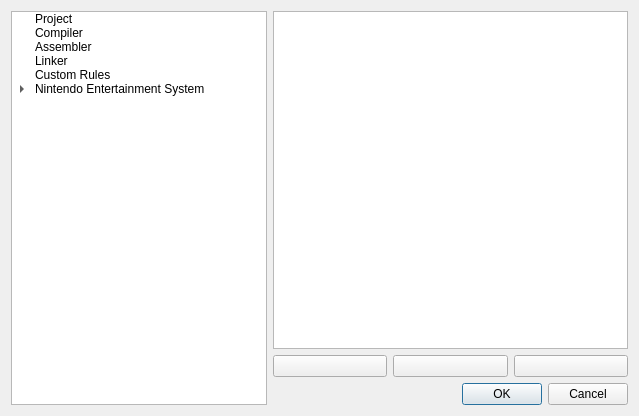
This is apps/ide/designers/projectpropertiesdialog.ui in christopherpow/nesicide as Qt 5 draws it before an edit. The edited form follows.
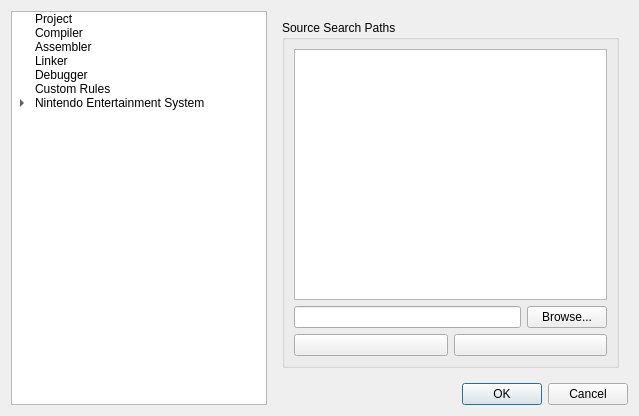
This is the edited form. Icons and pictures are not drawn.

Commit message: Attempting to make source surfing easier by adding default source search paths based on the location of the should-be-known-good installation of CC65. Providing project properties page for 'debugger' settings which allows adding project-specific source search paths.

Patch:
```diff
--- a/apps/ide/designers/projectpropertiesdialog.ui
+++ b/apps/ide/designers/projectpropertiesdialog.ui
@@ -62,6 +62,11 @@
        <string>Linker</string>
       </property>
      </item>
+     <item>
+      <property name="text">
+       <string>Debugger</string>
+      </property>
+     </item>
      <item>
       <property name="text">
        <string>Custom Rules</string>
@@ -100,7 +105,7 @@
       <enum>QFrame::NoFrame</enum>
      </property>
      <property name="currentIndex">
-      <number>7</number>
+      <number>4</number>
      </property>
      <widget class="QWidget" name="project">
       <layout class="QGridLayout" name="gridLayout_8">
@@ -471,6 +476,70 @@
        </item>
       </layout>
      </widget>
+     <widget class="QWidget" name="debugger">
+      <layout class="QGridLayout" name="gridLayout_9">
+       <item row="0" column="0">
+        <widget class="QGroupBox" name="groupBox_16">
+         <property name="title">
+          <string>Source Search Paths</string>
+         </property>
+         <layout class="QGridLayout" name="gridLayout_22">
+          <item row="1" column="0">
+           <layout class="QHBoxLayout" name="horizontalLayout_10">
+            <item>
+             <widget class="QLineEdit" name="sourceSearchPath">
+              <property name="readOnly">
+               <bool>true</bool>
+              </property>
+             </widget>
+            </item>
+            <item>
+             <widget class="QPushButton" name="sourceSearchPathBrowse">
+              <property name="text">
+               <string>Browse...</string>
+              </property>
+              <property name="icon">
+               <iconset resource="../../../common/resource.qrc">
+                <normaloff>:/resources/document-open.png</normaloff>:/resources/document-open.png</iconset>
+              </property>
+             </widget>
+            </item>
+           </layout>
+          </item>
+          <item row="2" column="0">
+           <layout class="QHBoxLayout" name="horizontalLayout_11">
+            <item>
+             <widget class="QPushButton" name="addSearchPath">
+              <property name="text">
+               <string/>
+              </property>
+              <property name="icon">
+               <iconset resource="../../../common/resource.qrc">
+                <normaloff>:/resources/22_item_add.png</normaloff>:/resources/22_item_add.png</iconset>
+              </property>
+             </widget>
+            </item>
+            <item>
+             <widget class="QPushButton" name="removeSearchPath">
+              <property name="text">
+               <string/>
+              </property>
+              <property name="icon">
+               <iconset resource="../../../common/resource.qrc">
+                <normaloff>:/resources/22_item_remove.png</normaloff>:/resources/22_item_remove.png</iconset>
+              </property>
+             </widget>
+            </item>
+           </layout>
+          </item>
+          <item row="0" column="0">
+           <widget class="QListView" name="sourceSearchList"/>
+          </item>
+         </layout>
+        </widget>
+       </item>
+      </layout>
+     </widget>
      <widget class="QWidget" name="customrules">
       <layout class="QGridLayout" name="gridLayout_2">
        <property name="margin">
```
Left out of the diff: 28 changed lines with no effect on the pictures. The commit also changes 7 other files.
